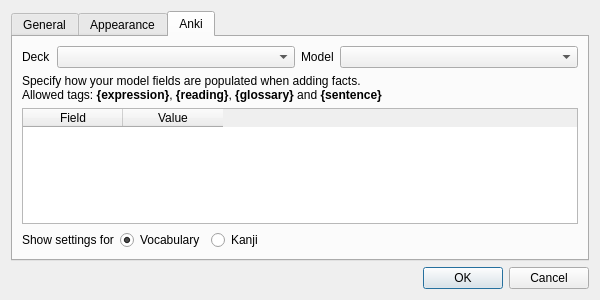
FooSoft/yomichan-anki, file ui/preferences.ui: the form before one commit.
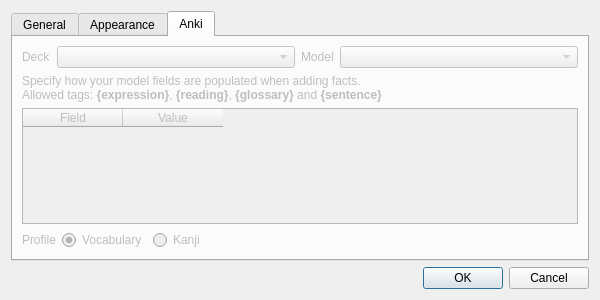
The form after the commit. The open tabs and pages were chosen to show the change.

```diff
--- a/ui/preferences.ui
+++ b/ui/preferences.ui
@@ -129,6 +129,9 @@
       </layout>
      </widget>
      <widget class="QWidget" name="tabAnki">
+      <property name="enabled">
+       <bool>false</bool>
+      </property>
       <attribute name="title">
        <string>Anki</string>
       </attribute>
@@ -197,7 +200,7 @@
          <item>
           <widget class="QLabel" name="label">
            <property name="text">
-            <string>Show settings for</string>
+            <string>Profile</string>
            </property>
           </widget>
          </item>
```
Left out of the diff: 4 changed lines with no effect on the pictures.
